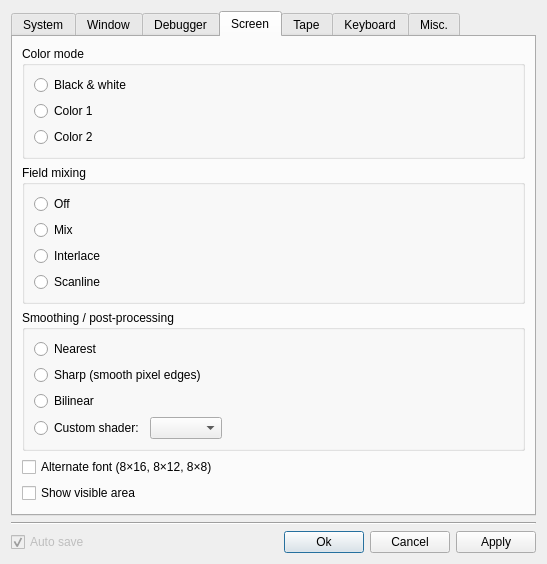
Old version of the form src/qt/qtSettingsDialog.ui in the repository vpyk/emu80v4.
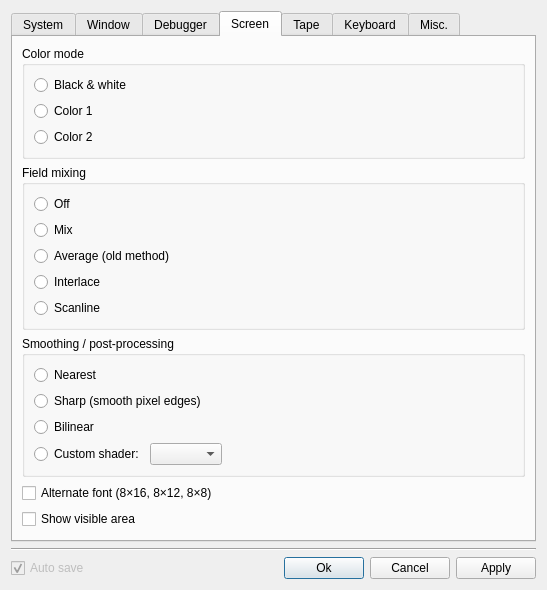
New version of the form. The open tabs and pages were chosen to show the change.

Commit message: Fix field mixing method (noflick mode) according to sRGB gamma

```diff
--- a/src/qt/qtSettingsDialog.ui
+++ b/src/qt/qtSettingsDialog.ui
@@ -7,7 +7,7 @@
     <x>0</x>
     <y>0</y>
     <width>547</width>
-    <height>557</height>
+    <height>583</height>
    </rect>
   </property>
   <property name="windowTitle">
@@ -1163,6 +1163,13 @@
             </property>
            </widget>
           </item>
+          <item>
+           <widget class="QRadioButton" name="mixingAverageRadioButton">
+            <property name="text">
+             <string>Average (old method)</string>
+            </property>
+           </widget>
+          </item>
           <item>
            <widget class="QRadioButton" name="mixingInterlaceRadioButton">
             <property name="text">
```
Left out of the diff: 1 changed line with no effect on the pictures. The commit also changes 35 other files.
